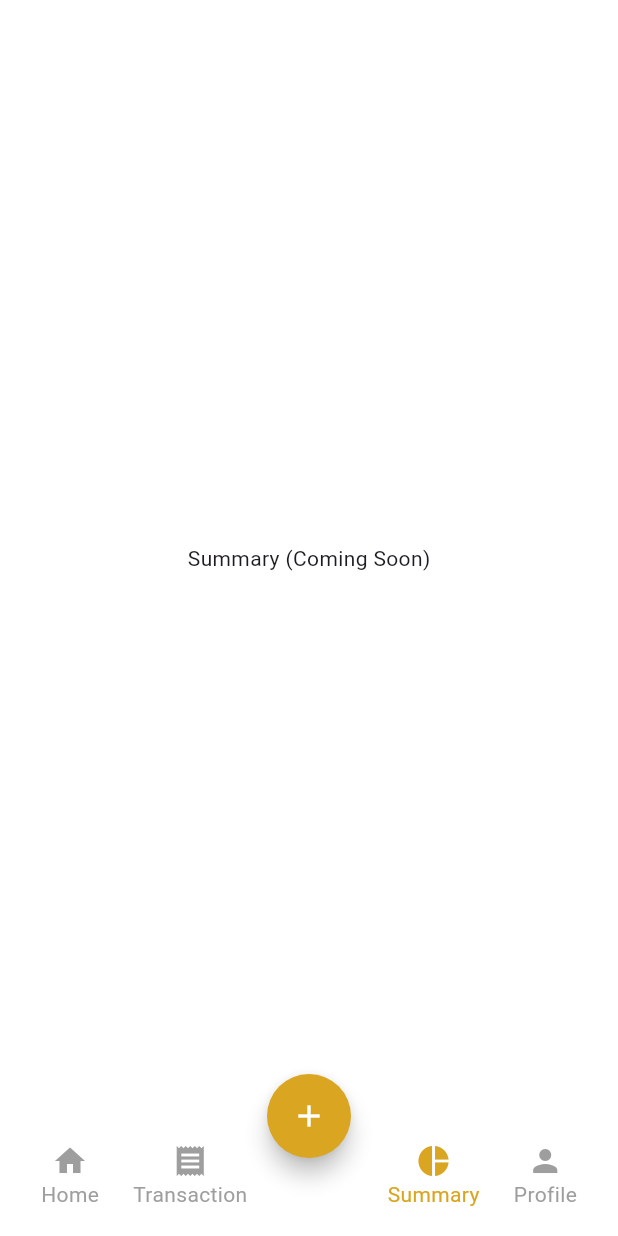
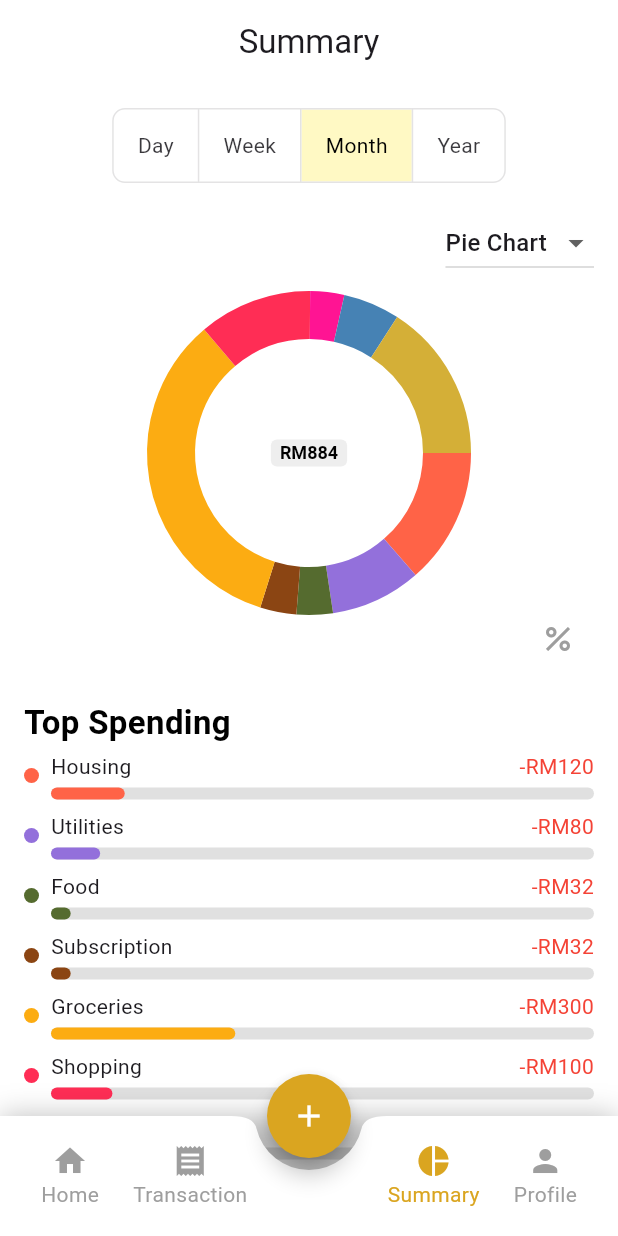
Before and after one commit to luciuswilbert/expenseApp, a Flutter app: the MainScreen screen opened directly, item 3 of the bottom bar chosen, on a phone screen of 412 x 824 dp. Run offline on Flutter 3.47's test engine with Material 3 defaults, Android fonts, the light colour scheme and no system bars; drawn by our look-alikes of pie_chart; our stand-ins replace fl_chart, image_picker.

Commit message:
summary update

```diff
--- a/lib/data/transaction_data.dart
+++ b/lib/data/transaction_data.dart
@@ -66,4 +66,60 @@ final List<Map<String, dynamic>> transactions = [
     'dateTime': '28 Feb @ 07:30 PM',
     'color': const Color(0xFFFFA07A), // Light orange
   },
+  {
+    'category': 'Miscellaneous',
+    'description': 'Pay Barbershop',
+    'amount': '- RM 120',
+    'dateTime': '28 Feb @ 10:00 AM',
+    'color': const Color(0xFFFAFAD2), // Light yellow
+  },
+  {
+    'category': 'Healthcare',
+    'description': 'Buy Vitamin',
+    'amount': '- RM 80',
+    'dateTime': '28 Feb @ 03:30 PM',
+    'color': const Color(0xFFFFE1F0), // Light pinkish
+  },
+  {
+    'category': 'Transportation',
+    'description': 'Buy Petrol',
+    'amount': '- RM 32',
+    'dateTime': '28 Feb @ 07:30 PM',
+    'color': const Color(0xFFB0E0E6), // Light blue
+  },
+  {
+    'category': 'Utilities',
+    'description': 'Pay Electricity',
+    'amount': '- RM 32',
+    'dateTime': '28 Feb @ 07:30 PM',
+    'color': const Color(0xFFD8BFD8), // Light purple
+  },
+  {
+    'category': 'Miscellaneous',
+    'description': 'Pay Barbershop',
+    'amount': '- RM 120',
+    'dateTime': '28 Feb @ 10:00 AM',
+    'color': const Color(0xFFFAFAD2), // Light yellow
+  },
+  {
+    'category': 'Healthcare',
+    'description': 'Buy Vitamin',
+    'amount': '- RM 80',
+    'dateTime': '28 Feb @ 03:30 PM',
+    'color': const Color(0xFFFFE1F0), // Light pinkish
+  },
+  {
+    'category': 'Transportation',
+    'description': 'Buy Petrol',
+    'amount': '- RM 32',
+    'dateTime': '28 Feb @ 07:30 PM',
+    'color': const Color(0xFFB0E0E6), // Light blue
+  },
+  {
+    'category': 'Utilities',
+    'description': 'Pay Electricity',
+    'amount': '- RM 32',
+    'dateTime': '28 Feb @ 07:30 PM',
+    'color': const Color(0xFFD8BFD8), // Light purple
+  },
 ];
--- a/lib/main.dart
+++ b/lib/main.dart
@@ -1,5 +1,6 @@
 import 'package:expense_app_project/pages/Onboard/onboard.dart';
 import 'package:expense_app_project/pages/home/home_page.dart';
+import 'package:expense_app_project/pages/summary/summary.dart';
 import 'package:flutter/material.dart';
 import 'package:expense_app_project/pages/profile/profile_page.dart';
 import 'package:expense_app_project/widgets/bottom_nav_bar.dart';
@@ -49,7 +50,9 @@ class _MainScreenState extends State<MainScreen> {
   @override
   Widget build(BuildContext context) {
     return Scaffold(
-      body: _getSelectedPage(_selectedIndex),
+
+      extendBody: true,
+      body: _getSelectedPage(_selectedIndex) ,
       bottomNavigationBar: CustomBottomNavigationBar(
         selectedIndex: _selectedIndex,
         onItemTapped: _onItemTapped,
@@ -76,7 +79,7 @@ class _MainScreenState extends State<MainScreen> {
       case 1:
         return TransactionPage();
       case 2:
-        return const Center(child: Text("Summary (Coming Soon)"));
+        return SummaryPage();
       case 3:
       default:
         return const ProfilePage();
--- /dev/null
+++ b/lib/pages/summary/pie_chart.dart
@@ -0,0 +1,104 @@
+import 'package:flutter/material.dart';
+import 'package:pie_chart/pie_chart.dart';
+
+
+
+// Pie Chart Widget
+class PieChartWidget extends StatelessWidget {
+  final Map<String, double> data;
+  final Map<String, Color> colors;
+
+  const PieChartWidget({super.key, required this.data, required this.colors});
+
+  @override
+  Widget build(BuildContext context) {
+    return PieChart(
+      dataMap: data,
+      colorList: data.keys.map((key) => colors[key]!).toList(),
+      chartType: ChartType.ring,
+      ringStrokeWidth: 32,
+      centerText: 'RM${data.values.fold(0.0, (sum, item) => sum + item).toStringAsFixed(0)}',
+      chartRadius: MediaQuery.of(context).size.width / 2,
+      legendOptions: const LegendOptions(showLegends: false),
+      chartValuesOptions: const ChartValuesOptions(showChartValues: false),
+    );
+  }
+}
+
+// Category List Widget
+class CategoryListWidget extends StatelessWidget {
+  final Map<String, double> categories;
+  final Map<String, Color> colors;
+  final bool showPercentages;
+
+  const CategoryListWidget({
+    super.key,
+    required this.categories,
+    required this.colors,
+    required this.showPercentages,
+  });
+
+  @override
+  Widget build(BuildContext context) {
+    final double total = categories.values.fold(0, (sum, item) => sum + item);
+    return ListView.builder(
+      shrinkWrap: true,
+      physics: const NeverScrollableScrollPhysics(),
+      itemCount: categories.length,
+      itemBuilder: (context, index) {
+        final String category = categories.keys.elementAt(index);
+        final double amount = categories[category]!;
+        final double percentage = (amount / total) * 100;
+        final String displayText = showPercentages
+            ? '${percentage.toStringAsFixed(1)}%'
+            : '-RM${amount.toStringAsFixed(0)}';
+        return Padding(
+          padding: const EdgeInsets.symmetric(vertical: 4.0),
+          child: Row(
+            children: [
+              // Colored dot
+              Container(
+                width: 10,
+                height: 10,
+                margin: const EdgeInsets.only(right: 8.0),
+                decoration: BoxDecoration(
+                  shape: BoxShape.circle,
+                  color: colors[category],
+                ),
+              ),
+              // Category name and percentage bar
+              Expanded(
+                child: Column(
+                  crossAxisAlignment: CrossAxisAlignment.start,
+                  children: [
+                    Row(
+                      mainAxisAlignment: MainAxisAlignment.spaceBetween,
+                      children: [
+                        Text(category),
+                        Text(
+                          displayText,
+                          style: TextStyle(
+                            color: showPercentages ? Colors.black : Colors.red,
+                          ),
+                        ),
+                      ],
+                    ),
+                    const SizedBox(height: 4.0),
+                    // Horizontal percentage bar
+                    LinearProgressIndicator(
+                      value: percentage / 100, // Convert percentage to 0-1 range
+                      backgroundColor: Colors.grey[300],
+                      color: colors[category],
+                      minHeight: 8.0,
+                      borderRadius: BorderRadius.all(Radius.circular(50)),
+                    ),
+                  ],
+                ),
+              ),
+            ],
+          ),
+        );
+      },
+    );
+  }
+}
--- /dev/null
+++ b/lib/pages/summary/summary.dart
@@ -0,0 +1,187 @@
+import 'package:expense_app_project/pages/transaction/transaction_page.dart';
+import 'package:flutter/material.dart';
+import 'pie_chart.dart';
+import 'line_chart.dart';
+import 'package:expense_app_project/utils/transaction_helpers.dart';
+
+class SummaryPage extends StatefulWidget {
+  const SummaryPage({super.key});
+
+  @override
+  _SummaryPageState createState() => _SummaryPageState();
+}
+
+class _SummaryPageState extends State<SummaryPage> {
+  String selectedTimePeriod = 'Month';
+  String selectedChartType = 'Pie Chart';
+  bool showPercentages = false;
+
+  // Time period options
+  final List<String> timePeriods = ['Day', 'Week', 'Month', 'Year'];
+
+  // Dummy data (replace with your actual data source)
+  final Map<String, double> categoryData = {
+    'Housing': 120,
+    'Utilities': 80,
+    'Food': 32,
+    'Subscription':32,
+    'Groceries': 300,
+    'Shopping' : 100,
+    'Healthcare' : 30,
+    'Transportation' : 50,
+    'Miscellaneous': 140
+  };
+
+  final Map<String, Color> categoryColors = {
+    'Housing': getCategoryColor('Housing'),
+    'Utilities': getCategoryColor('Utilities'),
+    'Food': getCategoryColor('Food'),
+    'Subscription':getCategoryColor('Subscription'),
+    'Groceries':getCategoryColor('Groceries'),
+    'Shopping':getCategoryColor('Shopping'),
+    'Healthcare':getCategoryColor('Healthcare'),
+    'Transportation':getCategoryColor('Transportation'),
+    'Miscellaneous':getCategoryColor('Miscellaneous'),
+  };
+
+  final List<Map<String, dynamic>> timeSeriesData = [
+    {'month': 'Jan', 'total': 1000.0},
+    {'month': 'Feb', 'total': 1000.0},
+    {'month': 'Mar', 'total': 1000.0},
+    {'month': 'Apr', 'total': 1100.0},
+    {'month': 'May', 'total': 1230.0},
+    {'month': 'Jun', 'total': 1150.0},
+    {'month': 'Jul', 'total': 1050.0},
+    {'month': 'Aug', 'total': 900.0},
+    {'month': 'Sep', 'total': 850.0},
+    {'month': 'Oct', 'total': 1000.0},
+    {'month': 'Nov', 'total': 1000.0},
+    {'month': 'Dec', 'total': 1000.0},
+
+  ];
+
+  final List<Map<String, dynamic>> topTransactions = [{
+    'category': 'Groceries',
+    'description': 'Buy some grocery items from the supermarket',
+    'amount': '- RM 120',
+    'dateTime': '28 Feb @ 10:00 AM',
+    'color': const Color(0xFFFCEED4), // Background color of the card
+  },
+  {
+    'category': 'Subscription',
+    'description': 'Disney+ Annual subscription renewal',
+    'amount': '- RM 80',
+    'dateTime': '28 Feb @ 03:30 PM',
+    'color': const Color(0xFFEADDCB), // Light beige
+  },
+  {
+    'category': 'Food',
+    'description': 'Buy a ramen from the local restaurant',
+    'amount': '- RM 32',
+    'dateTime': '28 Feb @ 07:30 PM',
+    'color': const Color(0xFFE1DEBC), // Light green
+  },
+  ];
+
+  @override
+  Widget build(BuildContext context) {
+    return Scaffold(
+      appBar: AppBar(
+        title: const Text('Summary'),
+        centerTitle: true,
+        backgroundColor: Colors.white,
+      ),
+      body: SingleChildScrollView(
+        padding: const EdgeInsets.all(16.0),
+        child: Column(
+          //crossAxisAlignment: CrossAxisAlignment.center,
+          children: [
+            // Time period selection
+            ToggleButtons(
+              isSelected: timePeriods.map((period) => period == selectedTimePeriod).toList(),
+              onPressed: (index) {
+                setState(() {
+                  selectedTimePeriod = timePeriods[index];
+                  // TODO: Fetch data based on selectedTimePeriod
+                });
+              },
+              borderRadius: BorderRadius.circular(8),
+              selectedColor: Colors.black,
+              fillColor: Colors.yellow.withOpacity(0.3),
+              children: timePeriods.map((period) => Padding(
+                padding: const EdgeInsets.symmetric(horizontal: 16, vertical: 8),
+                child: Text(period),
+              )).toList(),
+            ),
+            const SizedBox(height: 16),
+            Align(
+            alignment: Alignment.centerRight,
+            // Chart type dropdown
+            child: DropdownButton<String>(
+              dropdownColor: Colors.white,
+              value: selectedChartType,
+              items: ['Pie Chart', 'Line Chart']
+                  .map((type) => DropdownMenuItem(value: type, child: Text(type)))
+                  .toList(),
+              onChanged: (value) {
+                setState(() {
+                  selectedChartType = value!;
+                  // Reset percentage toggle when switching charts
+                  if (selectedChartType == 'Line Chart') showPercentages = false;
+                });
+              },
+              focusColor: Colors.white,
+            )),
+            const SizedBox(height: 16),
+            // Chart display
+            if (selectedChartType == 'Pie Chart') ...[
+              SizedBox(
+                height: 200,
+                child: PieChartWidget(data: categoryData, colors: categoryColors),
+              ),
+              Row(
+                mainAxisAlignment: MainAxisAlignment.end,
+                children: [
+                  IconButton(
+                    icon: Icon(Icons.percent, color: showPercentages ? Colors.yellow : Colors.grey),
+                    onPressed: () {
+                      setState(() {
+                        showPercentages = !showPercentages;
+                      });
+                    },
+                  ),
+                ],
+              ),
+            ] else
+              SizedBox(
+                height: 200,
+                child: BarChartWidget(data: timeSeriesData),
+              ),
+            const SizedBox(height: 16),
+            Align(
+              alignment: Alignment.centerLeft,
+              child: Text(
+                'Top Spending',
+                style: TextStyle(
+                  fontSize: 22,
+                  fontWeight: FontWeight.bold,
+                  color: const Color.fromARGB(255, 0, 0, 0),
+                ),
+              ),
+            ),
+            // Dynamic bottom section
+            if (selectedChartType == 'Pie Chart')
+              CategoryListWidget(
+                categories: categoryData,
+                colors: categoryColors,
+                showPercentages: showPercentages,
+              )
+            else
+               TransactionListWidget(transactions: topTransactions),
+
+          ],
+        ),
+      ),
+    );
+  }
+}
--- a/lib/widgets/bottom_nav_bar.dart
+++ b/lib/widgets/bottom_nav_bar.dart
@@ -12,7 +12,17 @@ class CustomBottomNavigationBar extends StatelessWidget {
 
   @override
   Widget build(BuildContext context) {
-    return BottomAppBar(
+    return  Container(
+      decoration: BoxDecoration(
+        boxShadow: <BoxShadow>[
+          BoxShadow(
+            color: const Color.fromARGB(64, 0, 0, 0),
+            blurRadius: 15,
+          ),
+        ],
+      ),
+      child: BottomAppBar(
+
       shape: const CircularNotchedRectangle(),
       notchMargin: 8.0,
       color: Colors.white,
@@ -26,7 +36,7 @@ class CustomBottomNavigationBar extends StatelessWidget {
           _buildNavItem(3, Icons.person, "Profile"),
         ],
       ),
-    );
+    ),);
   }
 
   Widget _buildNavItem(int index, IconData icon, String label) {
--- a/pubspec.yaml
+++ b/pubspec.yaml
@@ -40,6 +40,8 @@ dependencies:
   dropdown_button2: ^2.3.9
   path: ^1.9.0
   permission_handler: ^11.0.1
+  fl_chart: ^0.70.2
+  pie_chart: ^5.3.2
 
 dev_dependencies:
   flutter_test:
```
Also changed, not shown: lib/pages/summary/line_chart.dart (added, +176 -0 lines), lib/pages/transaction/transaction_page.dart (+70 -6 lines), pubspec.lock.
